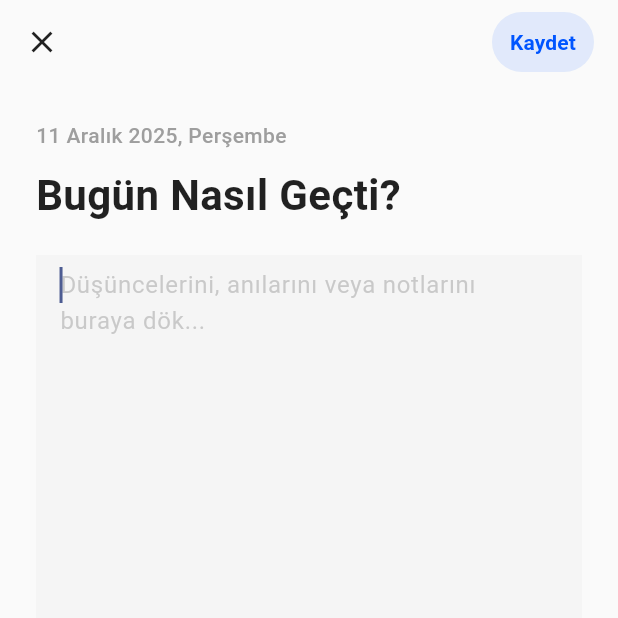
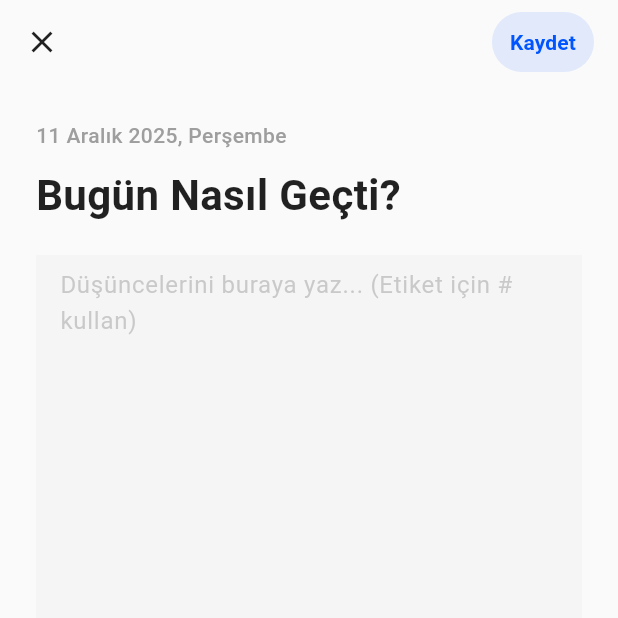
Before and after one commit to bidirabinizz/ajanda_uygulamasi, a Flutter app: the SayfaNotEkle screen opened directly with empty values, on a phone screen of 412 x 824 dp, the top half of it. Run offline on Flutter 3.47's test engine with Material 3 defaults, Android fonts, the phone set to English and light mode, and no system bars; our stand-ins replace confetti, fl_chart, introduction_screen, permission_handler, shared_preferences; accounts and stored records are empty.

Commit message:
sayfa not ekleme

```diff
--- a/lib/ekranlar/sayfalar/sayfa_not_ekle.dart
+++ b/lib/ekranlar/sayfalar/sayfa_not_ekle.dart
@@ -13,14 +13,92 @@ class SayfaNotEkle extends StatefulWidget {
 class _SayfaNotEkleState extends State<SayfaNotEkle> {
   late TextEditingController _controller;
 
+  // Örnek etiket listesi (İstersen veritabanından da çekebilirsin)
+  final List<String> _tumEtiketler = [
+    '#mutlu', '#yorgun', '#heyecanlı', '#hüzünlü',
+    '#iş', '#okul', '#spor', '#gezi', '#aile',
+    '#arkadaşlar', '#film', '#kitap', '#yemek'
+  ];
+
+  // O an gösterilecek öneriler
+  List<String> _onerilenEtiketler = [];
+  bool _etiketModu = false;
+  String _arananEtiket = "";
+  int _etiketBaslangicIndex = -1;
+
   @override
   void initState() {
     super.initState();
     _controller = TextEditingController(text: widget.mevcutNot);
+    _controller.addListener(_metinDegisti);
+  }
+
+  void _metinDegisti() {
+    String text = _controller.text;
+    TextSelection selection = _controller.selection;
+
+    // İmleç pozisyonunu kontrol et (Hata almamak için)
+    if (selection.baseOffset < 0) return;
+
+    // İmlecin solundaki metni al
+    String cursorOncesi = text.substring(0, selection.baseOffset);
+
+    // Son kelimeyi veya karakter grubunu bul
+    int sonBosluk = cursorOncesi.lastIndexOf(' ');
+    String sonKelime = "";
+
+    if (sonBosluk != -1) {
+      sonKelime = cursorOncesi.substring(sonBosluk + 1);
+      _etiketBaslangicIndex = sonBosluk + 1;
+    } else {
+      sonKelime = cursorOncesi;
+      _etiketBaslangicIndex = 0;
+    }
+
+    // Eğer son kelime '#' ile başlıyorsa etiket modunu aç
+    if (sonKelime.startsWith('#')) {
+      setState(() {
+        _etiketModu = true;
+        _arananEtiket = sonKelime;
+        // Filtreleme yap
+        _onerilenEtiketler = _tumEtiketler
+            .where((etiket) => etiket.toLowerCase().contains(_arananEtiket.toLowerCase()))
+            .toList();
+      });
+    } else {
+      setState(() {
+        _etiketModu = false;
+        _onerilenEtiketler = [];
+      });
+    }
+  }
+
+  void _etiketSec(String secilenEtiket) {
+    String text = _controller.text;
+
+    // Eski yarım etiketi sil ve yenisini ekle
+    String yeniMetin = text.replaceRange(
+      _etiketBaslangicIndex,
+      _controller.selection.baseOffset,
+      "$secilenEtiket "
+    );
+
+    _controller.text = yeniMetin;
+
+    // İmleci etiketten sonraya taşı
+    _controller.selection = TextSelection.fromPosition(
+      TextPosition(offset: _etiketBaslangicIndex + secilenEtiket.length + 1)
+    );
+
+    setState(() {
+      _etiketModu = false;
+      _onerilenEtiketler = [];
+    });
   }
 
   @override
   void dispose() {
+    _controller.removeListener(_metinDegisti);
     _controller.dispose();
     super.dispose();
   }
@@ -38,14 +116,13 @@ class _SayfaNotEkleState extends State<SayfaNotEkle> {
         elevation: 0,
         leading: IconButton(
           icon: Icon(Icons.close, color: textColor),
-          onPressed: () => Navigator.pop(context), // Kaydetmeden çık
+          onPressed: () => Navigator.pop(context),
         ),
         actions: [
           Padding(
             padding: const EdgeInsets.only(right: 16.0),
             child: TextButton(
               onPressed: () {
-                // Yazılan metni geri gönderiyoruz
                 Navigator.pop(context, _controller.text);
               },
               style: TextButton.styleFrom(
@@ -57,7 +134,10 @@ class _SayfaNotEkleState extends State<SayfaNotEkle> {
           )
         ],
       ),
-      body: Padding(
+      body: Column(
+        children: [
+          Expanded(
+            child: Padding(
               padding: const EdgeInsets.all(24.0),
               child: Column(
                 crossAxisAlignment: CrossAxisAlignment.start,
@@ -65,27 +145,30 @@ class _SayfaNotEkleState extends State<SayfaNotEkle> {
                   // Tarih Bilgisi
                   Text(
                     DateFormat('d MMMM yyyy, EEEE', 'tr_TR').format(DateTime.now()),
-              style: TextStyle(color: Colors.grey, fontSize: 14, fontWeight: FontWeight.w500),
+                    style: const TextStyle(color: Colors.grey, fontSize: 14, fontWeight: FontWeight.w500),
                   ),
                   const SizedBox(height: 10),
 
                   // Başlık
                   Text(
                     "Bugün Nasıl Geçti?",
-              style: TextStyle(color: textColor, fontSize: 28, fontWeight: FontWeight.bold),
+                    style: TextStyle(
+                      color: textColor,
+                      fontSize: 28,
+                      fontWeight: FontWeight.bold
+                    ),
                   ),
                   const SizedBox(height: 20),
 
-            // Yazma Alanı (Tüm ekranı kaplar)
+                  // Yazma Alanı
                   Expanded(
                     child: TextField(
                       controller: _controller,
-                maxLines: null, // Sınırsız satır
-                expands: true, // Alanı doldur
-                autofocus: true, // Açılınca klavye gelsin
+                      maxLines: null,
+                      expands: true,
                       style: TextStyle(fontSize: 16, color: textColor, height: 1.5),
                       decoration: InputDecoration(
-                  hintText: "Düşüncelerini, anılarını veya notlarını buraya dök...",
+                        hintText: "Düşüncelerini buraya yaz... (Etiket için # kullan)",
                         hintStyle: TextStyle(color: Colors.grey.withOpacity(0.5)),
                         border: InputBorder.none,
                       ),
@@ -94,6 +177,35 @@ class _SayfaNotEkleState extends State<SayfaNotEkle> {
                 ],
               ),
             ),
+          ),
+
+          // ETİKET ÖNERİ ÇUBUĞU (Klavye üstünde çıkar)
+          if (_etiketModu && _onerilenEtiketler.isNotEmpty)
+            Container(
+              height: 50,
+              decoration: BoxDecoration(
+                color: isDark ? Colors.grey[900] : Colors.grey[100],
+                border: Border(top: BorderSide(color: Colors.grey.withOpacity(0.2)))
+              ),
+              child: ListView.builder(
+                scrollDirection: Axis.horizontal,
+                padding: const EdgeInsets.symmetric(horizontal: 10),
+                itemCount: _onerilenEtiketler.length,
+                itemBuilder: (context, index) {
+                  return Padding(
+                    padding: const EdgeInsets.only(right: 8.0, top: 8, bottom: 8),
+                    child: ActionChip(
+                      label: Text(_onerilenEtiketler[index]),
+                      backgroundColor: const Color(0xFF0055FF).withOpacity(0.1),
+                      labelStyle: const TextStyle(color: Color(0xFF0055FF), fontWeight: FontWeight.bold),
+                      onPressed: () => _etiketSec(_onerilenEtiketler[index]),
+                    ),
+                  );
+                },
+              ),
+            ),
+        ],
+      ),
     );
   }
 }
```
Also changed, not shown: pubspec.yaml (+9 -3 lines), 1 other file. Lines whose indentation alone changed are shown as unchanged.
